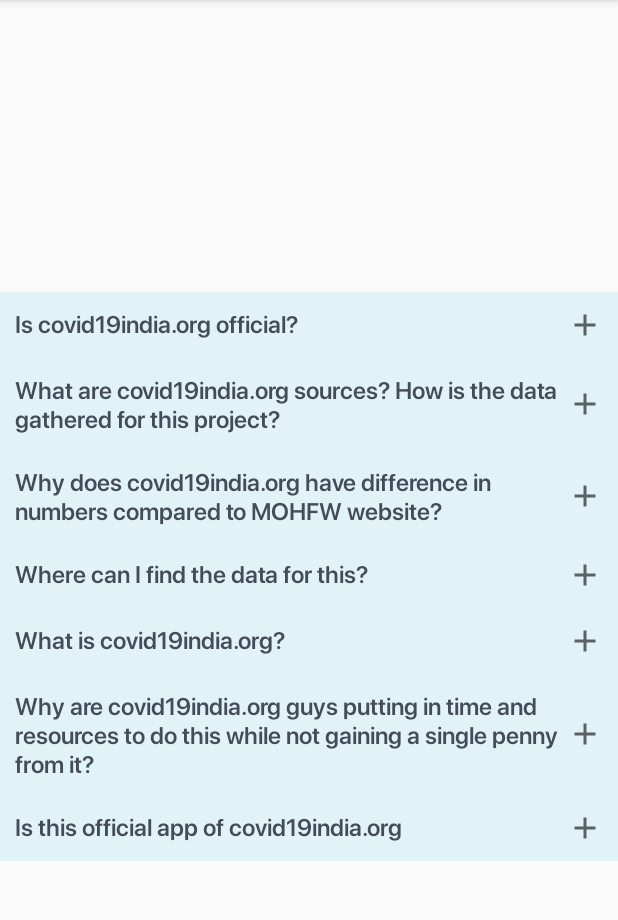
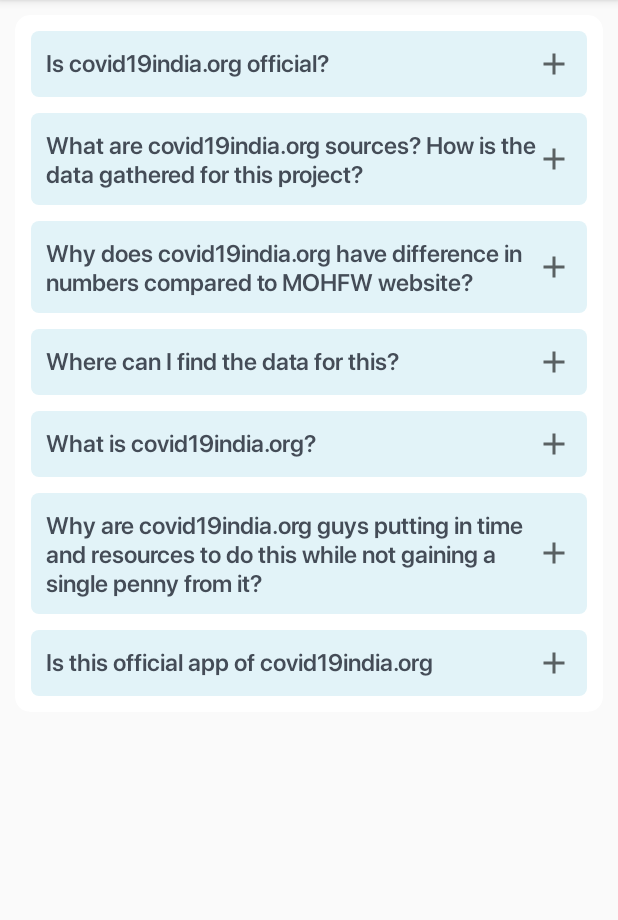
Before and after one commit to enggAkash/covid19tracker-india, an Android app: the AboutCovid19OrgActivity screen opened directly, with no data from a screen before it, on a phone screen of 412 x 824 dp, the part 84-1004 px from its top. Run offline under Robolectric (Android 15) with nearby library versions, the phone set to English and light mode, and no system bars; network calls fail.

Commit message:
expand collapse, hyper link color

```diff
--- a/app/src/main/java/in/engineerakash/covid19india/ui/settings/AboutCovid19OrgActivity.kt
+++ b/app/src/main/java/in/engineerakash/covid19india/ui/settings/AboutCovid19OrgActivity.kt
@@ -29,8 +29,8 @@
     private fun getQAndAData(): ArrayList<QAndA> {
         val qAndAList = arrayListOf<QAndA>()
 
-        val questionArray: Array<String> = resources.getStringArray(R.array.qana_questions_list)
-        val answerArray: Array<String> = resources.getStringArray(R.array.qana_answers_list)
+        val questionArray: Array<String> = resources.getStringArray(R.array.q_and_a_questions_list)
+        val answerArray: Array<String> = resources.getStringArray(R.array.q_and_a_answers_list)
 
         for ((index, question) in questionArray.withIndex())
             qAndAList.add(QAndA(question, answerArray[index]))
--- a/app/src/main/java/in/engineerakash/covid19india/ui/settings/QAndAAdapter.kt
+++ b/app/src/main/java/in/engineerakash/covid19india/ui/settings/QAndAAdapter.kt
@@ -3,6 +3,7 @@
 import `in`.engineerakash.covid19india.databinding.ItemQAndABinding
 import `in`.engineerakash.covid19india.pojo.QAndA
 import android.view.LayoutInflater
+import android.view.View
 import android.view.ViewGroup
 import androidx.recyclerview.widget.RecyclerView
 
@@ -27,10 +28,22 @@
     inner class QAndAVh(var itemBinding: ItemQAndABinding) :
         RecyclerView.ViewHolder(itemBinding.root) {
 
+        init {
+            itemBinding.questionTv.setOnClickListener {
+                if (itemBinding.answerBody.tag == "COLLAPSED") {
+                    itemBinding.answerBody.visibility = View.VISIBLE
+                    itemBinding.answerBody.tag = "EXPANDED"
+                } else {
+                    itemBinding.answerBody.visibility = View.GONE
+                    itemBinding.answerBody.tag = "COLLAPSED"
+                }
+            }
+        }
 
         fun bind(position: Int) {
             itemBinding.questionTv.text = qAnAList[position].question
             itemBinding.answerTv.text = qAnAList[position].answer
+            itemBinding.answerBody.tag = "COLLAPSED"
         }
 
     }
--- a/app/src/main/java/in/engineerakash/covid19india/ui/settings/SettingsFragment.kt
+++ b/app/src/main/java/in/engineerakash/covid19india/ui/settings/SettingsFragment.kt
@@ -46,7 +46,7 @@
         }
 
         binding.aboutCovid19IndiaTitleTv.setOnClickListener {
-
+            startActivity(Intent(context, AboutCovid19OrgActivity::class.java))
         }
 
         binding.changeLocationTitleTv.setOnClickListener {
--- /dev/null
+++ b/app/src/main/res/drawable/q_and_a_item_bg.xml
@@ -0,0 +1,7 @@
+<?xml version="1.0" encoding="utf-8"?>
+<shape xmlns:android="http://schemas.android.com/apk/res/android"
+    android:shape="rectangle">
+    <solid android:color="@color/app_description_bg_color" />
+
+    <corners android:radius="@dimen/margin_smallest" />
+</shape>
--- a/app/src/main/res/layout/activity_about_covid19_org.xml
+++ b/app/src/main/res/layout/activity_about_covid19_org.xml
@@ -1,10 +1,18 @@
 <?xml version="1.0" encoding="utf-8"?>
-<androidx.constraintlayout.widget.ConstraintLayout xmlns:android="http://schemas.android.com/apk/res/android"
+<LinearLayout xmlns:android="http://schemas.android.com/apk/res/android"
     xmlns:app="http://schemas.android.com/apk/res-auto"
     xmlns:tools="http://schemas.android.com/tools"
     android:layout_width="match_parent"
     android:layout_height="match_parent"
     tools:context=".ui.settings.AboutCovid19OrgActivity">
+
+    <androidx.cardview.widget.CardView
+        android:layout_width="match_parent"
+        android:layout_height="wrap_content"
+        android:layout_margin="@dimen/margin_small"
+        android:elevation="@dimen/margin_small"
+        app:cardCornerRadius="@dimen/margin_small"
+        app:contentPadding="@dimen/margin_smallest">
 
         <androidx.recyclerview.widget.RecyclerView
             android:id="@+id/qAndARv"
@@ -17,4 +25,6 @@
             app:layout_constraintTop_toTopOf="parent"
             tools:listitem="@layout/item_q_and_a" />
 
-</androidx.constraintlayout.widget.ConstraintLayout>
+    </androidx.cardview.widget.CardView>
+
+</LinearLayout>
--- a/app/src/main/res/layout/item_q_and_a.xml
+++ b/app/src/main/res/layout/item_q_and_a.xml
@@ -4,7 +4,8 @@
     xmlns:tools="http://schemas.android.com/tools"
     android:layout_width="match_parent"
     android:layout_height="wrap_content"
-    android:background="@color/app_description_bg_color">
+    android:layout_margin="@dimen/margin_smallest"
+    android:background="@drawable/q_and_a_item_bg">
 
     <TextView
         android:id="@+id/questionTv"
@@ -13,6 +14,7 @@
         android:layout_height="wrap_content"
         android:layout_marginTop="@dimen/margin_small"
         android:drawableEnd="@drawable/ic_plus"
+        android:foreground="?attr/selectableItemBackground"
         android:paddingStart="@dimen/margin_small"
         android:paddingEnd="@dimen/margin_small"
         app:layout_constraintEnd_toEndOf="parent"
@@ -41,6 +43,7 @@
             android:layout_width="0dp"
             android:layout_height="wrap_content"
             android:autoLink="all"
+            android:textColorLink="@color/hyperlink_color"
             app:layout_constraintBottom_toBottomOf="parent"
             app:layout_constraintEnd_toEndOf="parent"
             app:layout_constraintStart_toStartOf="parent"
--- a/app/src/main/res/values/colors.xml
+++ b/app/src/main/res/values/colors.xml
@@ -20,4 +20,5 @@
     <color name="heading_text_color">#808080</color>
     <color name="app_description_bg_color">#E2F3F8</color>
     <color name="description_text_color">#4B4B4B</color>
+    <color name="hyperlink_color">#0645AD</color>
 </resources>
--- a/app/src/main/res/values/strings.xml
+++ b/app/src/main/res/values/strings.xml
@@ -61,7 +61,7 @@
     </string>
 
     <!--About Covid19IndiaOrg Q&A-->
-    <string-array name="qana_questions_list">
+    <string-array name="q_and_a_questions_list">
         <item>Is covid19india.org official?</item>
         <item>What are covid19india.org sources? How is the data gathered for this project?</item>
         <item>Why does covid19india.org have difference in numbers compared to MOHFW website?</item>
@@ -71,7 +71,7 @@
         <item>Is this official app of covid19india.org</item>
     </string-array>
 
-    <string-array name="qana_answers_list">
+    <string-array name="q_and_a_answers_list">
         <item>No.</item>
         <item>covid19india.org is using state bulletins and official handles to update our numbers.
             The data is validated by a group of volunteers and published into a Google sheet and an API.
```
Lines whose indentation alone changed are shown as unchanged.
